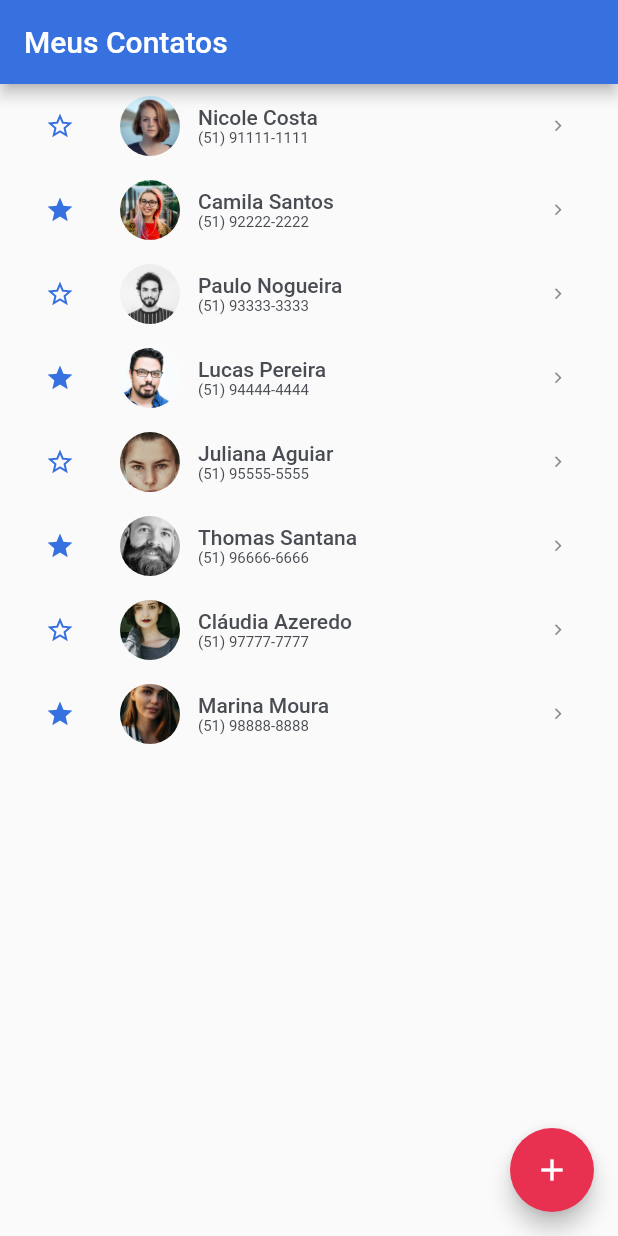
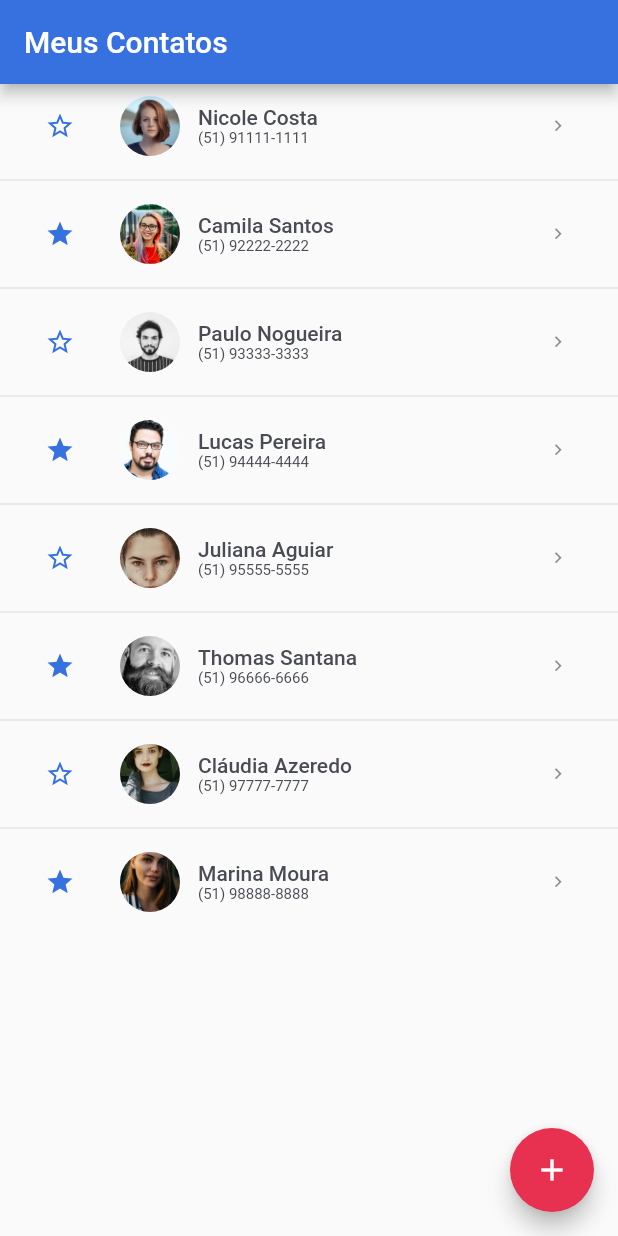
Before and after one commit to AllyssonMoura/agenda_telefonica, a Flutter app: the screen it shows after launch, on a phone screen of 412 x 824 dp. Run offline on Flutter 3.47's test engine with Material 2 defaults, Android fonts, the phone set to English and light mode, and no system bars.

Commit message:
Inseri um divider entre os contatos

```diff
--- a/lib/screens/home/home.dart
+++ b/lib/screens/home/home.dart
@@ -1,6 +1,5 @@
 import 'package:agenda_de_contatos/models/contact.dart';
 import 'package:agenda_de_contatos/screens/details/details.dart';
-import 'package:agenda_de_contatos/screens/details/widgets/custom_divider.dart';
 import 'package:agenda_de_contatos/style.dart';
 import 'package:flutter/material.dart';
 import 'package:agenda_de_contatos/provider/contacts.dart';
@@ -17,8 +16,12 @@ class _HomeState extends State<Home> {
         appBar: AppBar(title: Text("Meus Contatos")),
         floatingActionButton:
             FloatingActionButton(onPressed: () {}, child: Icon(Icons.add)),
-        body: ListView.builder(
-            itemBuilder: builder, itemCount: listOfContacts.length));
+        body: ListView.separated(
+            itemBuilder: builder,
+            separatorBuilder: (BuildContext context, int _) {
+              return Divider(color: grayDivider, thickness: 1);
+            },
+            itemCount: listOfContacts.length));
   }
 
   Widget builder(BuildContext context, int index) {
```
